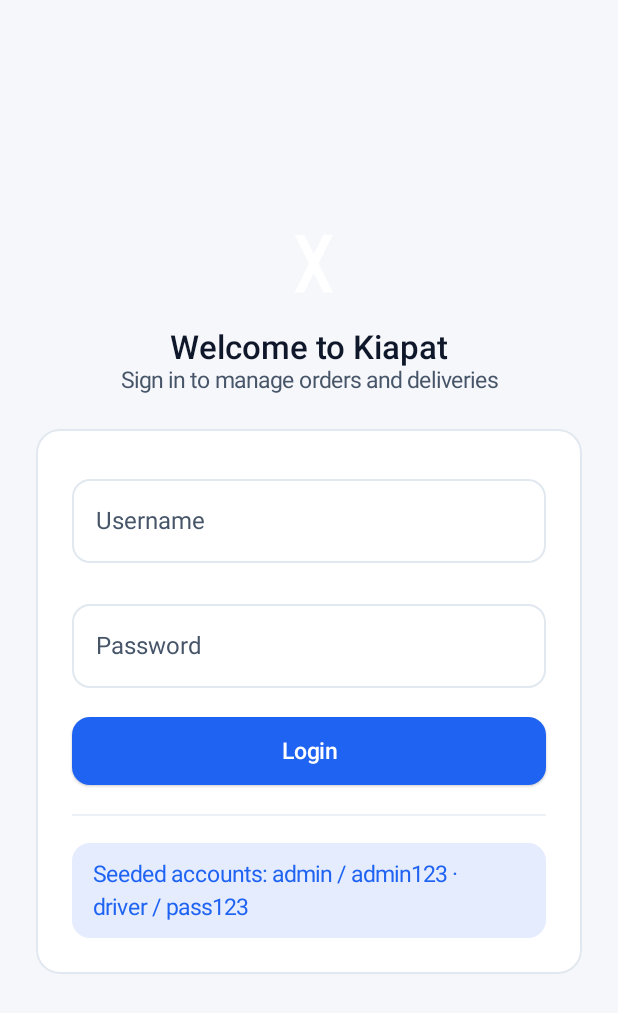
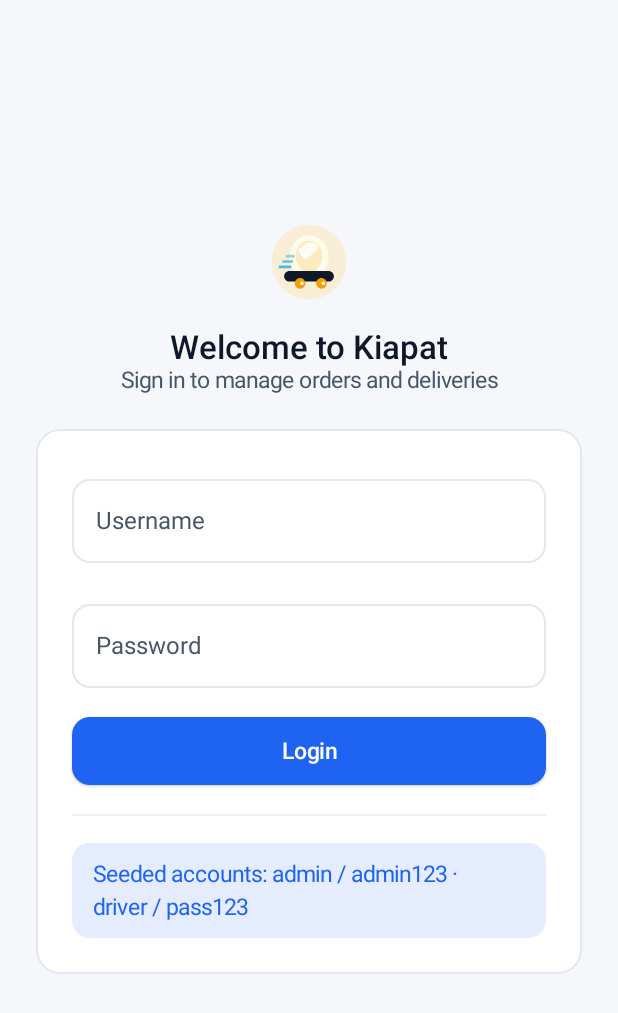
Before and after one commit to scotsalazar/kiapat-app, an Android app built with Jetpack Compose: the screen it shows after launch (MainActivity), on a phone screen of 412 x 824 dp. Shown: the top 1013 px of the screen. Run offline under Robolectric (Android 15) with nearby library versions, the phone set to English and light mode, and no system bars; libraries missing offline, so code that uses them is left out: com.jakewharton.retrofit2.

Commit message:
Create egg delivery themed launcher icon

```diff
--- a/android/app/src/main/res/drawable/ic_launcher_foreground.xml
+++ b/android/app/src/main/res/drawable/ic_launcher_foreground.xml
@@ -4,14 +4,61 @@
     android:height="108dp"
     android:viewportWidth="108"
     android:viewportHeight="108">
-    <group
-        android:scaleX="0.9"
-        android:scaleY="0.9"
-        android:translateX="5.4"
-        android:translateY="5.4">
-        <path
-            android:fillColor="#FFFFFFFF"
-            android:fillType="nonZero"
-            android:pathData="M36,20h12l12,24l12,-24h12l-18,36l18,36h-12l-12,-24l-12,24h-12l18,-36z" />
-    </group>
+
+    <!-- Soft glow behind the delivery badge -->
+    <path
+        android:fillColor="#FCD34D"
+        android:fillAlpha="0.22"
+        android:pathData="M54,12c23.196,0 42,18.804 42,42s-18.804,42 -42,42 -42,-18.804 -42,-42 18.804,-42 42,-42z" />
+
+    <!-- Egg silhouette -->
+    <path
+        android:fillColor="#FEFCE8"
+        android:pathData="M54,24c-12,0 -22,11 -22,24 0,14 10.5,28 22,28 11.5,0 22,-14 22,-28 0,-13 -10,-24 -22,-24z" />
+
+    <!-- Warm yolk shading -->
+    <path
+        android:fillColor="#F59E0B"
+        android:fillAlpha="0.18"
+        android:pathData="M54,30c-8.5,0 -15,8 -15,16 0,10 7.5,21 15,21 7.5,0 15,-11 15,-21 0,-8 -6.5,-16 -15,-16z" />
+
+    <!-- Highlight on the shell -->
+    <path
+        android:fillColor="#FFFDF5"
+        android:pathData="M46,38c4.4,-6.8 12.8,-8 17.6,-2.4 1.2,1.4 0.9,3.5 -0.6,4.8l-10.4,9.2c-1.6,1.4 -4,1.1 -5.3,-0.6l-4.4,-6.2c-1,-1.4 -0.7,-3.3 1.1,-4.8z" />
+
+    <!-- Cart bed for delivery cue -->
+    <path
+        android:fillColor="#0F172A"
+        android:pathData="M32,64h44c3.314,0 6,2.686 6,6 0,3.314 -2.686,6 -6,6h-44c-3.314,0 -6,-2.686 -6,-6 0,-3.314 2.686,-6 6,-6z" />
+
+    <!-- Left wheel -->
+    <path
+        android:fillColor="#F59E0B"
+        android:pathData="M38,78a6,6 0 1,0 12,0a6,6 0 1,0 -12,0z" />
+    <path
+        android:fillColor="#FEFCE8"
+        android:pathData="M44,78a2,2 0 1,0 4,0a2,2 0 1,0 -4,0z" />
+
+    <!-- Right wheel -->
+    <path
+        android:fillColor="#F59E0B"
+        android:pathData="M62,78a6,6 0 1,0 12,0a6,6 0 1,0 -12,0z" />
+    <path
+        android:fillColor="#FEFCE8"
+        android:pathData="M68,78a2,2 0 1,0 4,0a2,2 0 1,0 -4,0z" />
+
+    <!-- Motion lines to hint at delivery speed -->
+    <path
+        android:fillColor="#0EA5E9"
+        android:fillAlpha="0.75"
+        android:pathData="M20,58h14v3h-14z" />
+    <path
+        android:fillColor="#0EA5E9"
+        android:fillAlpha="0.6"
+        android:pathData="M24,52h12v3h-12z" />
+    <path
+        android:fillColor="#0EA5E9"
+        android:fillAlpha="0.45"
+        android:pathData="M28,46h10v3h-10z" />
 </vector>
--- a/android/app/src/main/res/values/colors.xml
+++ b/android/app/src/main/res/values/colors.xml
@@ -4,5 +4,5 @@
     <color name="surface_dark">#0f172a</color>
     <color name="surface_dark_muted">#1e293b</color>
     <color name="accent_primary">#f59e0b</color>
-    <color name="ic_launcher_background">#0f172a</color>
+    <color name="ic_launcher_background">#fff7ed</color>
 </resources>
```
